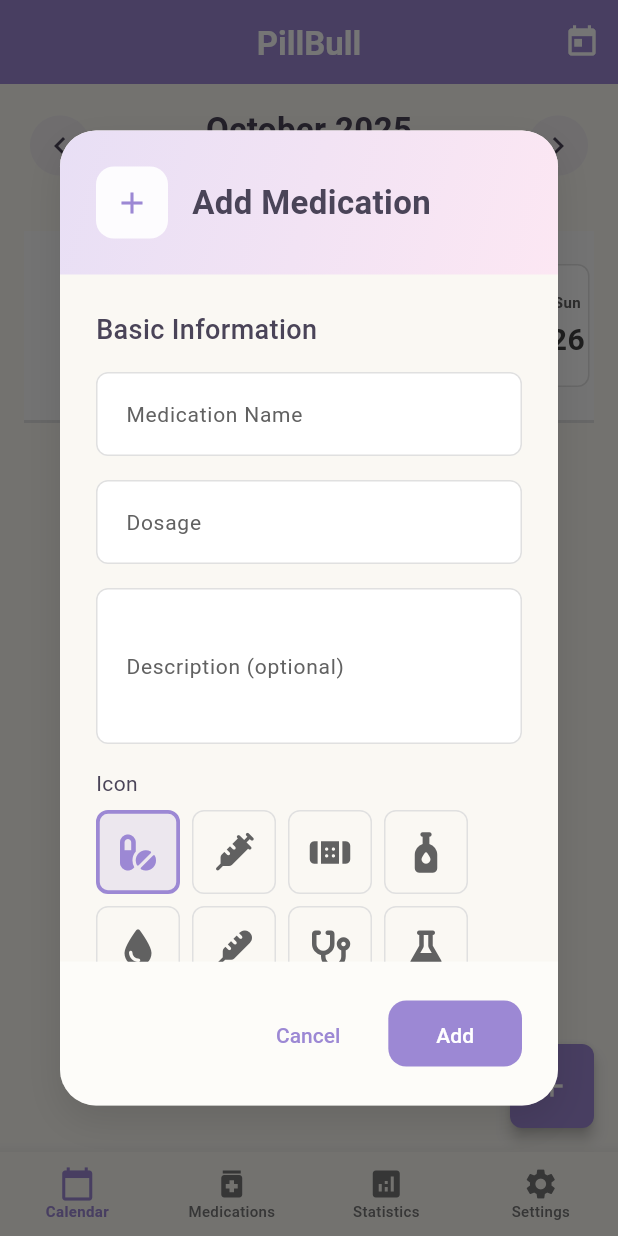
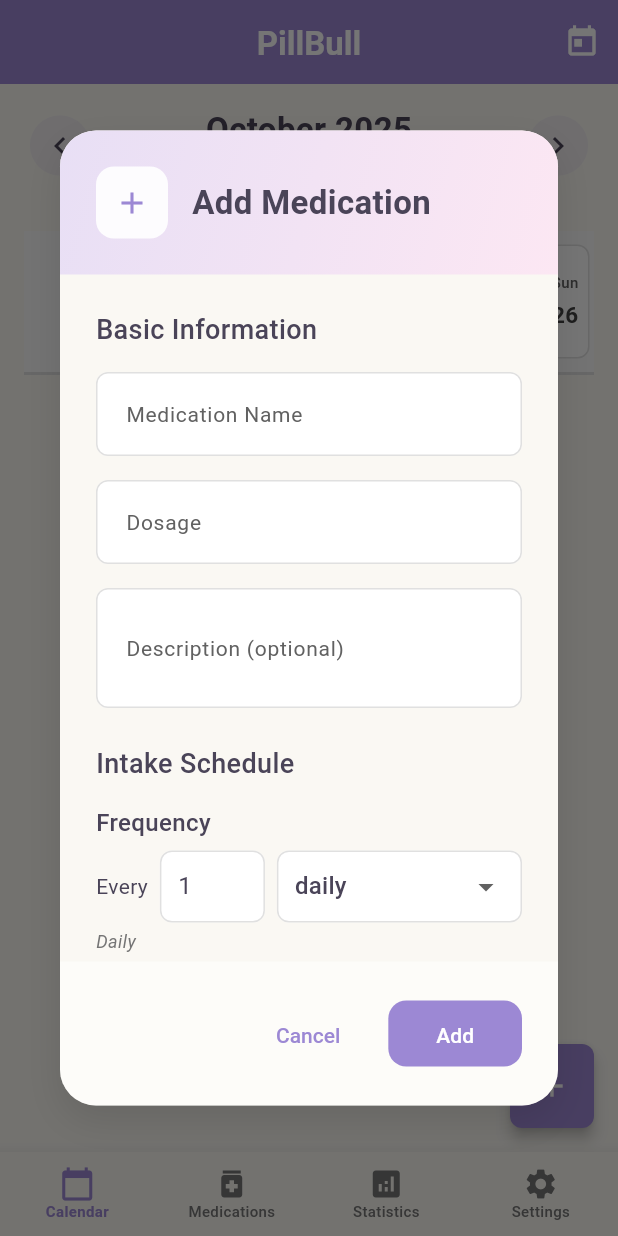
Before and after one commit to timapple12/PillBull, a Flutter app: the screen it shows after launch, after a tap on the "add" icon, on a phone screen of 412 x 824 dp. Run offline on Flutter 3.47's test engine with Material 3 defaults, Android fonts, the phone set to English and light mode, and no system bars; our stand-ins replace drift, file_picker, flutter_local_notifications, flutter_riverpod, font_awesome_flutter, riverpod_annotation and 4 more; missing offline and left inert: sqlite3; accounts and stored records are empty; generated files the repository leaves out were written again.

Commit message:
* Fix icons saving * Add period support * Fix toast overlay * Add quick filters & unlimited date

```diff
--- a/lib/core/constants/app_constants.dart
+++ b/lib/core/constants/app_constants.dart
@@ -11,7 +11,7 @@
   static const Color primaryColor = Color(0xFF9C88D4); // Soft purple
   static const Color secondaryColor = Color(0xFFE8DFF5); // Light lavender
   static const Color accentColor = Color(0xFFDEB8BC); // Dusty rose
-  static const Color errorColor = Color(0xFFD98C96); // Soft red
+  static const Color errorColor = Color(0xFFF86D7C); // Soft red
   static const Color successColor = Color(0xFFA8D5BA); // Sage green
   static const Color warningColor = Color(0xFFFFCB9A); // Peach
   static const Color backgroundColor = Color(0xFFFAF8F3); // Warm cream
--- a/lib/core/database/database.dart
+++ b/lib/core/database/database.dart
@@ -17,12 +17,19 @@
   AppDatabase() : super(_openConnection());
 
   @override
-  int get schemaVersion => 1;
+  int get schemaVersion => 2;
 
   @override
   MigrationStrategy get migration => MigrationStrategy(
     onCreate: (m) async {
       await m.createAll();
+    },
+    onUpgrade: (m, from, to) async {
+      if (from < 2) {
+        // Add frequency columns to schedules table
+        await m.addColumn(schedules, schedules.frequencyValue);
+        await m.addColumn(schedules, schedules.frequencyUnit);
+      }
     },
   );
 }
@@ -61,6 +68,8 @@
   DateTimeColumn get endDate => dateTime()();
   TextColumn get patterns => text().map(const DosagePatternListConverter())();
   BoolColumn get isActive => boolean().withDefault(const Constant(true))();
+  IntColumn get frequencyValue => integer().withDefault(const Constant(1))();
+  TextColumn get frequencyUnit => text().withDefault(const Constant('days'))();
   DateTimeColumn get createdAt => dateTime()();
 
   @override
--- a/lib/core/models/medication.dart
+++ b/lib/core/models/medication.dart
@@ -66,6 +66,8 @@
         id: id,
         name: name,
         dosage: dosage,
+        description: description,
+        icon: icon,
         createdAt: createdAt,
         updatedAt: updatedAt,
       );
@@ -158,6 +160,8 @@
     required this.patterns,
     required this.isActive,
     required this.createdAt,
+    this.frequencyValue = 1,
+    this.frequencyUnit = 'days',
   });
 
   factory MedicationScheduleDto.fromJson(Map<String, dynamic> json) =>
@@ -174,6 +178,8 @@
             .toList(),
         isActive: json['isActive'] as bool,
         createdAt: DateTime.parse(json['createdAt'] as String),
+        frequencyValue: json['frequencyValue'] as int? ?? 1,
+        frequencyUnit: json['frequencyUnit'] as String? ?? 'days',
       );
   final String id;
   final String medicationId;
@@ -182,6 +188,8 @@
   final List<DosagePatternDto> patterns;
   final bool isActive;
   final DateTime createdAt;
+  final int frequencyValue;
+  final String frequencyUnit;
 
   Map<String, dynamic> toJson() => {
         'id': id,
@@ -191,19 +199,26 @@
         'patterns': patterns.map((pattern) => pattern.toJson()).toList(),
         'isActive': isActive,
         'createdAt': createdAt.toIso8601String(),
+        'frequencyValue': frequencyValue,
+        'frequencyUnit': frequencyUnit,
       };
 
-  MedicationScheduleDto copyWith(
-      {required DateTime startDate,
-      required DateTime endDate,
-      required List<DosagePatternDto> patterns,}) => MedicationScheduleDto(
+  MedicationScheduleDto copyWith({
+      DateTime? startDate,
+      DateTime? endDate,
+      List<DosagePatternDto>? patterns,
+      int? frequencyValue,
+      String? frequencyUnit,
+    }) => MedicationScheduleDto(
       id: id,
       medicationId: medicationId,
-      startDate: startDate,
-      endDate: endDate,
-      patterns: patterns,
+      startDate: startDate ?? this.startDate,
+      endDate: endDate ?? this.endDate,
+      patterns: patterns ?? this.patterns,
       isActive: isActive,
       createdAt: createdAt,
+      frequencyValue: frequencyValue ?? this.frequencyValue,
+      frequencyUnit: frequencyUnit ?? this.frequencyUnit,
     );
 }
 
--- a/lib/core/repositories/repositories.dart
+++ b/lib/core/repositories/repositories.dart
@@ -134,6 +134,8 @@
       patterns: row.patterns,
       isActive: row.isActive,
       createdAt: row.createdAt,
+      frequencyValue: row.frequencyValue,
+      frequencyUnit: row.frequencyUnit,
     ),).toList();
   }
 
@@ -159,6 +161,8 @@
       patterns: row.patterns,
       isActive: row.isActive,
       createdAt: row.createdAt,
+      frequencyValue: row.frequencyValue,
+      frequencyUnit: row.frequencyUnit,
     ),).toList();
   }
 
@@ -172,6 +176,8 @@
         endDate: schedule.endDate,
         patterns: schedule.patterns,
         createdAt: schedule.createdAt,
+        frequencyValue: Value(schedule.frequencyValue),
+        frequencyUnit: Value(schedule.frequencyUnit),
       ),
     );
     return schedule.id;
@@ -188,6 +194,8 @@
         patterns: Value(schedule.patterns),
         isActive: Value(schedule.isActive),
         createdAt: Value(schedule.createdAt),
+        frequencyValue: Value(schedule.frequencyValue),
+        frequencyUnit: Value(schedule.frequencyUnit),
       ),);
   }
 
--- a/lib/features/calendar/presentation/widgets/calendar_grid.dart
+++ b/lib/features/calendar/presentation/widgets/calendar_grid.dart
@@ -52,7 +52,7 @@
       child: Row(
         children: [
           SizedBox(
-            width: 130,
+            width: 110,
             child: Center(
               child: Text(
                 l10n.medications,
@@ -94,7 +94,7 @@
                             AppUtils.getWeekdayName(date, l10n),
                             style: AppTextStyles.labelSmall.copyWith(
                               color: isToday ? AppConstants.primaryColor : Colors.grey[700],
-                              fontWeight: isToday ? FontWeight.bold : FontWeight.w600,
+                              fontWeight: isToday ? FontWeight.bold : FontWeight.w500,
                               fontSize: 10,
                             ),
                             textAlign: TextAlign.center,
@@ -107,7 +107,7 @@
                           style: AppTextStyles.titleLarge.copyWith(
                             color: isToday ? AppConstants.primaryColor : Colors.grey[800],
                             fontWeight: FontWeight.bold,
-                            fontSize: 20,
+                            fontSize: 15,
                           ),
                         ),
                       ],
@@ -167,7 +167,7 @@
           crossAxisAlignment: CrossAxisAlignment.stretch,
           children: [
             Container(
-              width: 130,
+              width: 110,
               padding: const EdgeInsets.symmetric(
                 horizontal: AppConstants.paddingSmall,
                 vertical: AppConstants.paddingSmall,
@@ -264,7 +264,7 @@
       return false;
     }
 
-    // Check if date is within any active schedule range
+    // Check if date is within any active schedule range AND matches frequency
     for (final schedule in medicationSchedules) {
       final startDate = DateTime(
         schedule.startDate.year,
@@ -287,11 +287,45 @@
 
       // Check if date is within schedule range
       if (!checkDate.isBefore(startDate) && !checkDate.isAfter(endDate)) {
-        return true;
+        // Check if date matches frequency pattern
+        if (_isDateMatchingFrequency(checkDate, startDate, schedule.frequencyValue, schedule.frequencyUnit)) {
+          return true;
+        }
       }
     }
 
     return false;
+  }
+
+  /// Check if a date matches the medication's frequency pattern
+  bool _isDateMatchingFrequency(
+    DateTime checkDate,
+    DateTime startDate,
+    int frequencyValue,
+    String frequencyUnit,
+  ) {
+    // Calculate the difference in days between checkDate and startDate
+    final daysDifference = checkDate.difference(startDate).inDays;
+
+    // Calculate frequency in days
+    int frequencyInDays;
+    switch (frequencyUnit) {
+      case 'days':
+        frequencyInDays = frequencyValue;
+        break;
+      case 'weeks':
+        frequencyInDays = frequencyValue * 7;
+        break;
+      case 'months':
+        frequencyInDays = frequencyValue * 30; // Approximate
+        break;
+      default:
+        frequencyInDays = 1; // Default to daily
+    }
+
+    // Check if the date falls on a scheduled day
+    // The medication should be taken if daysDifference is a multiple of frequencyInDays
+    return daysDifference >= 0 && daysDifference % frequencyInDays == 0;
   }
 
   List<IntakeRecordDto> _getRecordsForMedicationAndDate(
--- a/lib/features/medications/presentation/widgets/add_medication_dialog.dart
+++ b/lib/features/medications/presentation/widgets/add_medication_dialog.dart
@@ -16,7 +16,7 @@
   });
   final MedicationDto? medication;
   final MedicationScheduleDto? schedule;
-  final Function(MedicationDto medication, {DateTime? startDate, DateTime? endDate, List<TimeSlotDto>? timeSlots}) onSave;
+  final Function(MedicationDto medication, {DateTime? startDate, DateTime? endDate, List<TimeSlotDto>? timeSlots, int? frequencyValue, String? frequencyUnit}) onSave;
 
   @override
   ConsumerState<AddMedicationDialog> createState() => _AddMedicationDialogState();
@@ -32,7 +32,9 @@
   DateTime? _startDate;
   DateTime? _endDate;
   bool _isUnlimitedEndDate = false;
-  String _frequency = 'daily'; // daily, weekly, monthly - reserved for future use
+  String _frequencyUnit = 'days'; // days, weeks, months
+  int _frequencyValue = 1;
+  final _frequencyController = TextEditingController(text: '1');
   final List<TimeSlotDto> _timeSlots = [];
 
   @override
@@ -59,6 +61,9 @@
     if (widget.schedule != null) {
       _startDate = widget.schedule!.startDate;
       _endDate = widget.schedule!.endDate;
+      _frequencyValue = widget.schedule!.frequencyValue;
+      _frequencyUnit = widget.schedule!.frequencyUnit;
+      _frequencyController.text = _frequencyValue.toString();
 
       _timeSlots.clear();
       for (final pattern in widget.schedule!.patterns) {
@@ -78,6 +83,7 @@
     _nameController.dispose();
     _dosageController.dispose();
     _descriptionController.dispose();
+    _frequencyController.dispose();
     super.dispose();
   }
 
@@ -165,6 +171,8 @@
                       _buildBasicInfoSection(l10n),
                       const SizedBox(height: AppConstants.paddingLarge),
                       _buildScheduleSection(l10n),
+                      const SizedBox(height: AppConstants.paddingSmall),
+                      _buildIconSelector(l10n),
                     ],
                   ),
                 ),
@@ -264,10 +272,8 @@
             border: const OutlineInputBorder(),
             hintText: l10n.additionalNotes,
           ),
-          maxLines: 3,
+          maxLines: 2,
         ),
-        const SizedBox(height: AppConstants.paddingMedium),
-        _buildIconSelector(l10n),
       ],
     );
 
@@ -343,7 +349,7 @@
                 context: context,
                 initialDate: _startDate ?? DateTime.now(),
                 firstDate: DateTime.now(),
-                lastDate: DateTime.now().add(const Duration(days: 365)),
+                lastDate: DateTime.now().add(const Duration(days: 365 * 100)),
               );
               if (date != null && mounted) {
                 setState(() {
@@ -421,26 +427,6 @@
                 ),
               ),
                 ),
-              const SizedBox(height: 4),
-              Row(
-                children: [
-                  Checkbox(
-                    value: _isUnlimitedEndDate,
-                    onChanged: (value) {
-                      setState(() {
-                        _isUnlimitedEndDate = value ?? false;
-                        if (_isUnlimitedEndDate) {
-                          _endDate = DateTime.now().add(const Duration(days: 3650));
-                        }
-                      });
-                    },
-                  ),
-                  Text(
-                    l10n.unlimited,
-                    style: AppTextStyles.bodySmall,
-                  ),
-                ],
-              ),
               ],
             ),
           ),
@@ -453,69 +439,136 @@
         _buildQuickFilterChip(l10n.oneWeek, 7),
         _buildQuickFilterChip(l10n.twoWeeks, 14),
         _buildQuickFilterChip(l10n.oneMonth, 30),
+        _buildQuickFilterChip(l10n.unlimited, 365 * 100),
       ],
     );
 
   Widget _buildQuickFilterChip(String label, int days) => ActionChip(
       label: Text(label, style: AppTextStyles.labelSmall),
       onPressed: () {
+        final now = DateTime.now();
         setState(() {
-          if (_startDate == null) {
-            _startDate = DateTime.now();
-          }
+          // Always set start date to today when using quick filter
+          _startDate = DateTime(now.year, now.month, now.day);
           _endDate = _startDate!.add(Duration(days: days));
           _isUnlimitedEndDate = false;
         });
       },
       backgroundColor: AppConstants.secondaryColor,
-      padding: const EdgeInsets.symmetric(horizontal: 8, vertical: 4),
+      padding: EdgeInsets.zero,
     );
 
   Widget _buildFrequencySelector(AppLocalizations l10n) => Column(
       crossAxisAlignment: CrossAxisAlignment.start,
       children: [
-        Text(l10n.frequency),
+        Text(l10n.frequency, style: AppTextStyles.titleSmall),
         const SizedBox(height: AppConstants.paddingSmall),
-        Wrap(
-          spacing: AppConstants.paddingSmall,
+        Row(
           children: [
-            ChoiceChip(
-              label: Text(l10n.daily),
-              selected: _frequency == 'daily',
-              onSelected: (selected) {
-                if (selected) {
+            Text(l10n.everyNDays(0).split(' ')[0]), // "Every" or "Кожні"
+            const SizedBox(width: AppConstants.paddingSmall),
+            SizedBox(
+              width: 70,
+              child: TextFormField(
+                controller: _frequencyController,
+                keyboardType: TextInputType.number,
+                decoration: InputDecoration(
+                  contentPadding: const EdgeInsets.symmetric(
+                    horizontal: AppConstants.paddingSmall,
+                    vertical: AppConstants.paddingSmall,
+                  ),
+                  border: OutlineInputBorder(
+                    borderRadius: BorderRadius.circular(AppConstants.radiusSmall),
+                  ),
+                ),
+                onChanged: (value) {
+                  final parsed = int.tryParse(value);
+                  if (parsed != null && parsed > 0) {
                     setState(() {
-                    _frequency = 'daily';
+                      _frequencyValue = parsed;
+                    });
+                  }
+                },
+                validator: (value) {
+                  final parsed = int.tryParse(value ?? '');
+                  if (parsed == null || parsed < 1) {
+                    return l10n.enterMedicationName; // Reuse or add new key
+                  }
+                  return null;
+                },
+              ),
+            ),
+            const SizedBox(width: AppConstants.paddingSmall),
+            Expanded(
+              child: DropdownButtonFormField<String>(
+                initialValue: _frequencyUnit,
+                decoration: InputDecoration(
+                  contentPadding: const EdgeInsets.symmetric(
+                    horizontal: AppConstants.paddingSmall,
+                    vertical: AppConstants.paddingSmall,
+                  ),
+                  border: OutlineInputBorder(
+                    borderRadius: BorderRadius.circular(AppConstants.radiusSmall),
+                  ),
+                ),
+                items: [
+                  DropdownMenuItem(
+                    value: 'days',
+                    child: Text(_frequencyValue == 1 ? l10n.daily.toLowerCase() : 'днів'),
+                  ),
+                  DropdownMenuItem(
+                    value: 'weeks',
+                    child: Text(_frequencyValue == 1 ? l10n.weekly.toLowerCase() : 'тижнів'),
+                  ),
+                  DropdownMenuItem(
+                    value: 'months',
+                    child: Text(_frequencyValue == 1 ? l10n.monthly.toLowerCase() : 'місяців'),
+                  ),
+                ],
+                onChanged: (value) {
+                  if (value != null) {
+                    setState(() {
+                      _frequencyUnit = value;
                     });
                   }
                 },
               ),
-            ChoiceChip(
-              label: Text(l10n.weekly),
-              selected: _frequency == 'weekly',
-              onSelected: (selected) {
-                if (selected) {
-                  setState(() {
-                    _frequency = 'weekly';
-                  });
-                }
-              },
-            ),
-            ChoiceChip(
-              label: Text(l10n.monthly),
-              selected: _frequency == 'monthly',
-              onSelected: (selected) {
-                if (selected) {
-                  setState(() {
-                    _frequency = 'monthly';
-                  });
-                }
-              },
             ),
           ],
         ),
+        const SizedBox(height: 4),
+        Text(
+          _getFrequencyDescription(l10n),
+          style: AppTextStyles.bodySmall.copyWith(
+            color: Colors.grey[600],
+            fontStyle: FontStyle.italic,
+          ),
+        ),
       ],
     );
+
+  String _getFrequencyDescription(AppLocalizations l10n) {
+    if (_frequencyValue == 1) {
+      switch (_frequencyUnit) {
+        case 'days':
+          return l10n.daily; // "Daily" or "Щодня"
+        case 'weeks':
+          return l10n.weekly; // "Weekly" or "Щотижня"
+        case 'months':
+          return l10n.monthly; // "Monthly" or "Щомісяця"
+      }
+    }
+
+    switch (_frequencyUnit) {
+      case 'days':
+        return 'Кожні $_frequencyValue днів';
+      case 'weeks':
+        return 'Кожні $_frequencyValue тижнів';
+      case 'months':
+        return 'Кожні $_frequencyValue місяців';
+    }
+    return '';
+  }
 
   Widget _buildTimeSlotsSection(AppLocalizations l10n) => Column(
       crossAxisAlignment: CrossAxisAlignment.start,
@@ -644,53 +697,49 @@
     });
   }
 
+  void _showErrorSnackBar(String message) {
+    final overlay = Overlay.of(context);
+    final entry = OverlayEntry(
+      builder: (context) => Positioned(
+        bottom: 10,
+        left: 20,
+        right: 20,
+        child: Material(
+          color: Colors.transparent,
+          child: Container(
+            padding: const EdgeInsets.all(16),
+            decoration: BoxDecoration(
+              color: AppConstants.errorColor,
+              borderRadius: BorderRadius.circular(12),
+            ),
+            child: Text(message, style: const TextStyle(color: Colors.white)),
+          ),
+        ),
+      ),
+    );
+    overlay.insert(entry);
+    Future.delayed(const Duration(seconds: 3), entry.remove);
+  }
+
   void _saveMedication() {
     final l10n = AppLocalizations.of(context)!;
 
-    if (!_formKey.currentState!.validate()) return;
+    if (!_formKey.currentState!.validate()) {
+      return;
+    }
 
     if (_startDate == null) {
-      ScaffoldMessenger.of(context).showSnackBar(
-        SnackBar(
-          content: Text(l10n.selectStartEndDates),
-          behavior: SnackBarBehavior.floating,
-          margin: EdgeInsets.only(
-            bottom: MediaQuery.of(context).size.height - 100,
-            left: 20,
-            right: 20,
-          ),
-        ),
-      );
+      _showErrorSnackBar(l10n.selectStartEndDates);
       return;
     }
 
     if (!_isUnlimitedEndDate && _endDate == null) {
-      ScaffoldMessenger.of(context).showSnackBar(
-        SnackBar(
-          content: Text(l10n.selectStartEndDates),
-          behavior: SnackBarBehavior.floating,
-          margin: EdgeInsets.only(
-            bottom: MediaQuery.of(context).size.height - 100,
-            left: 20,
-            right: 20,
-          ),
-        ),
-      );
+      _showErrorSnackBar(l10n.selectStartEndDates);
       return;
     }
 
     if (_timeSlots.isEmpty) {
-      ScaffoldMessenger.of(context).showSnackBar(
-        SnackBar(
-          content: Text(l10n.addAtLeastOneTime),
-          behavior: SnackBarBehavior.floating,
-          margin: EdgeInsets.only(
-            bottom: MediaQuery.of(context).size.height - 100,
-            left: 20,
-            right: 20,
-          ),
-        ),
-      );
+      _showErrorSnackBar(l10n.addAtLeastOneTime);
       return;
     }
 
@@ -713,6 +762,8 @@
       startDate: _startDate,
       endDate: _endDate,
       timeSlots: List.from(_timeSlots),
+      frequencyValue: _frequencyValue,
+      frequencyUnit: _frequencyUnit,
     );
     Navigator.of(context).pop();
   }
```
Also changed, not shown: lib/core/services/notification_service.dart (+32 -11 lines), lib/features/calendar/presentation/screens/calendar_screen.dart (+6 -6 lines), lib/features/medications/presentation/screens/medications_screen.dart (+8 -2 lines), 1 other file. Lines whose indentation alone changed are shown as unchanged.
